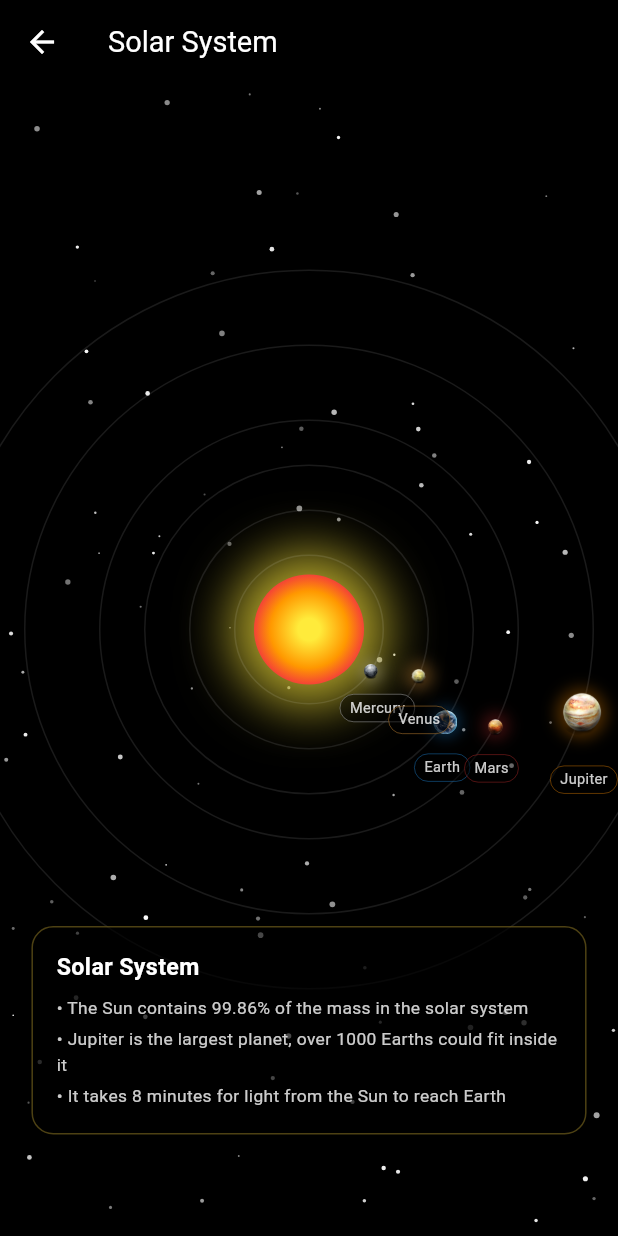
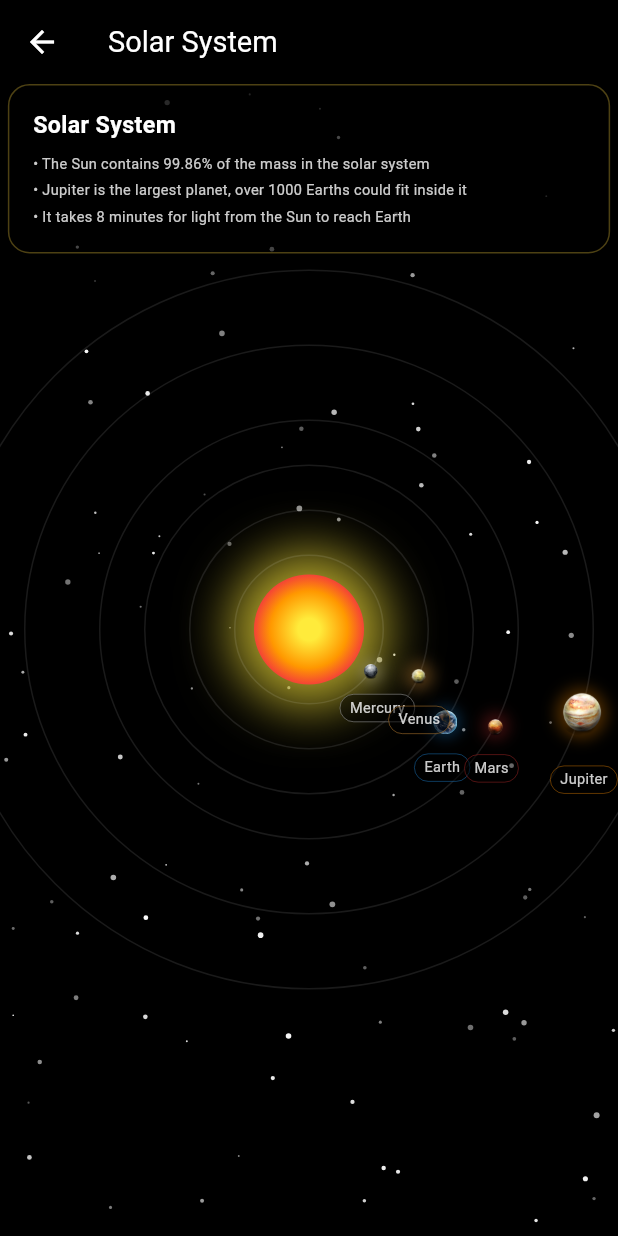
Before and after one commit to alee155/Sky_Seek, a Flutter app: the SolarSystemAnimation screen opened directly, on a phone screen of 412 x 824 dp. Run offline on Flutter 3.47's test engine with Material 3 defaults, Android fonts, the phone set to English and light mode, and no system bars; our stand-ins replace flutter_animate, flutter_screenutil, get, marquee, shared_preferences; accounts and stored records are empty.

```diff
--- a/lib/screens/Animations/solar_system_animation.dart
+++ b/lib/screens/Animations/solar_system_animation.dart
@@ -157,9 +157,9 @@ class _SolarSystemAnimationState extends State<SolarSystemAnimation>
             ),
 
           Positioned(
-            bottom: 70.h,
-            left: 20.w,
-            right: 20.w,
+            top: 0.h,
+            left: 5.w,
+            right: 5.w,
             child: Container(
               padding: EdgeInsets.all(15.w),
               decoration: BoxDecoration(
@@ -187,7 +187,7 @@ class _SolarSystemAnimationState extends State<SolarSystemAnimation>
                     '• The Sun contains 99.86% of the mass in the solar system',
                     style: TextStyle(
                       color: Colors.white.withOpacity(0.8),
-                      fontSize: 12.sp,
+                      fontSize: 10.sp,
                     ),
                   ),
                   SizedBox(height: 4.h),
@@ -195,7 +195,7 @@ class _SolarSystemAnimationState extends State<SolarSystemAnimation>
                     '• Jupiter is the largest planet, over 1000 Earths could fit inside it',
                     style: TextStyle(
                       color: Colors.white.withOpacity(0.8),
-                      fontSize: 12.sp,
+                      fontSize: 10.sp,
                     ),
                   ),
                   SizedBox(height: 4.h),
@@ -203,7 +203,7 @@ class _SolarSystemAnimationState extends State<SolarSystemAnimation>
                     '• It takes 8 minutes for light from the Sun to reach Earth',
                     style: TextStyle(
                       color: Colors.white.withOpacity(0.8),
-                      fontSize: 12.sp,
+                      fontSize: 10.sp,
                     ),
                   ),
                 ],
```
Also changed, not shown: lib/widgets/cosmic_particle_background.dart (+4 -4 lines), lib/widgets/shooting_star.dart (+46 -2 lines).
